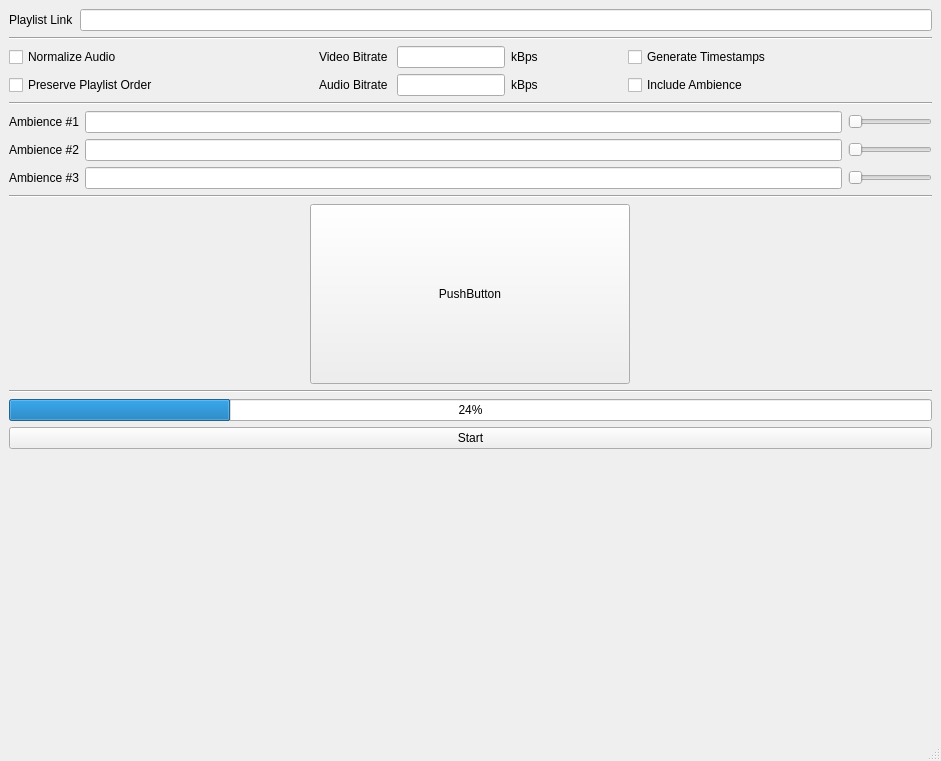
Above: Compilation++.ui from Ezonater/compilation-creator before the change. Below: the same form after it.
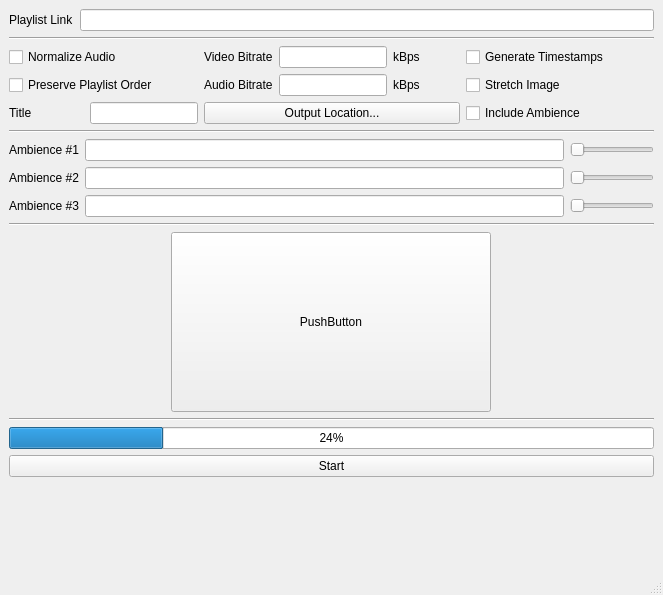
That is the form after the change.

What changed in the file:
```diff
--- a/Compilation++.ui
+++ b/Compilation++.ui
@@ -6,8 +6,8 @@
    <rect>
     <x>0</x>
     <y>0</y>
-    <width>941</width>
-    <height>761</height>
+    <width>663</width>
+    <height>595</height>
    </rect>
   </property>
   <property name="sizePolicy">
@@ -103,7 +103,21 @@
           </item>
          </layout>
         </item>
-        <item row="1" column="1">
+        <item row="0" column="2">
+         <widget class="QCheckBox" name="generate_timestamps">
+          <property name="text">
+           <string>Generate Timestamps</string>
+          </property>
+         </widget>
+        </item>
+        <item row="0" column="0">
+         <widget class="QCheckBox" name="normalize_audio">
+          <property name="text">
+           <string>Normalize Audio</string>
+          </property>
+         </widget>
+        </item>
+        <item row="2" column="1">
          <layout class="QHBoxLayout" name="horizontalLayout_4">
           <item>
            <widget class="QLabel" name="audio_bitrate_label">
@@ -147,34 +161,61 @@
           </item>
          </layout>
         </item>
-        <item row="0" column="0">
-         <widget class="QCheckBox" name="normalize_audio">
-          <property name="text">
-           <string>Normalize Audio</string>
-          </property>
-         </widget>
-        </item>
-        <item row="0" column="2">
-         <widget class="QCheckBox" name="generate_timestamps">
-          <property name="text">
-           <string>Generate Timestamps</string>
-          </property>
-         </widget>
-        </item>
-        <item row="1" column="0">
+        <item row="2" column="0">
          <widget class="QCheckBox" name="playlist_order">
           <property name="text">
            <string>Preserve Playlist Order</string>
           </property>
          </widget>
         </item>
-        <item row="1" column="2">
+        <item row="3" column="1">
+         <widget class="QPushButton" name="set_output">
+          <property name="text">
+           <string>Output Location...</string>
+          </property>
+         </widget>
+        </item>
+        <item row="3" column="0">
+         <layout class="QHBoxLayout" name="title_container">
+          <item>
+           <widget class="QLabel" name="title_label">
+            <property name="sizePolicy">
+             <sizepolicy hsizetype="Minimum" vsizetype="Preferred">
+              <horstretch>0</horstretch>
+              <verstretch>0</verstretch>
+             </sizepolicy>
+            </property>
+            <property name="text">
+             <string>Title</string>
+            </property>
+           </widget>
+          </item>
+          <item>
+           <widget class="QLineEdit" name="lineEdit">
+            <property name="sizePolicy">
+             <sizepolicy hsizetype="Maximum" vsizetype="Fixed">
+              <horstretch>0</horstretch>
+              <verstretch>0</verstretch>
+             </sizepolicy>
+            </property>
+           </widget>
+          </item>
+         </layout>
+        </item>
+        <item row="3" column="2">
          <widget class="QCheckBox" name="include_ambience">
           <property name="text">
            <string>Include Ambience</string>
           </property>
          </widget>
         </item>
+        <item row="2" column="2">
+         <widget class="QCheckBox" name="stretch_image">
+          <property name="text">
+           <string>Stretch Image</string>
+          </property>
+         </widget>
+        </item>
        </layout>
       </item>
       <item>
```
Left out of the diff: 2 changed lines with no effect on the pictures.
